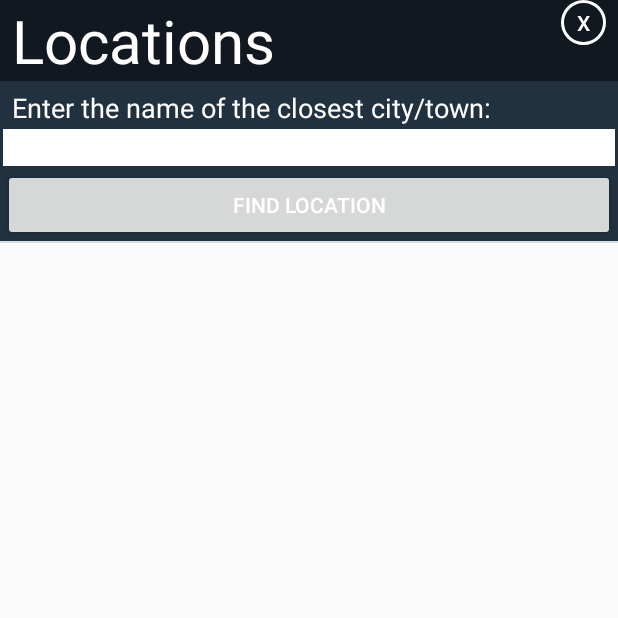
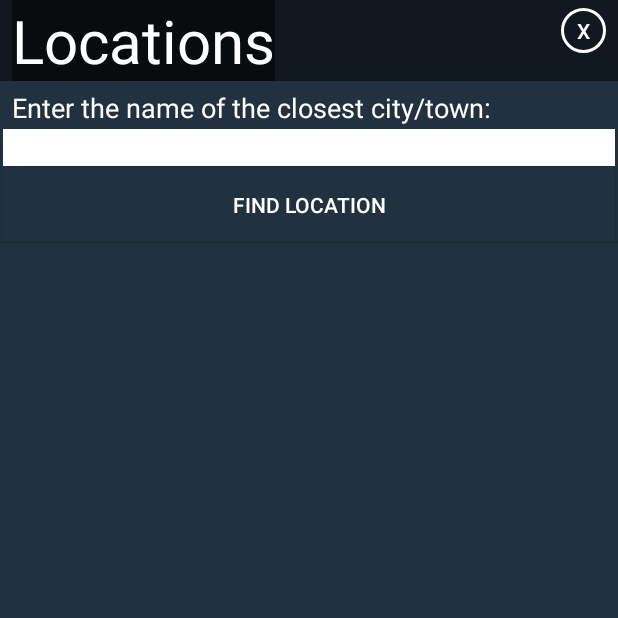
Before and after one commit to Toonwire/WeatherApp, an Android app: the AddLocationActivity screen opened directly, with no data from a screen before it, on a phone screen of 412 x 824 dp, the top half of it. Run offline under Robolectric (Android 15) with nearby library versions, the phone set to English and light mode, and no system bars.

Commit message:
Polishing  - Background colors and local times (ish)  - Added the proper application icon (yellow sun)

```diff
--- a/app/src/main/java/project/weatherapp/MainActivity.java
+++ b/app/src/main/java/project/weatherapp/MainActivity.java
@@ -127,14 +127,14 @@ public class MainActivity extends FragmentActivity {
 
                 // LOAD SAVED LOCATIONS, USING TODAY WEATHER URL
                 if (getResources().getConfiguration().orientation == Configuration.ORIENTATION_PORTRAIT) {
-                    mPagerAdapter.addFragment(new WeatherLocation("http://api.openweathermap.org/data/2.5/weather?lat=" + mLatitude.get(i) + "&lon=" + mLongitude.get(i) + "&units=" + settingsUnitSystem + "&mode=json", settingsRain, settingsHumidity, settingsPressure, settingsWind, settingsSunriseSet, settingsUnitSystem));
+                    mPagerAdapter.addFragment(new WeatherLocation("http://api.openweathermap.org/data/2.5/weather?lat=" + mLatitude.get(i) + "&lon=" + mLongitude.get(i) + "&units=" + settingsUnitSystem.toString() + "&mode=json", settingsRain, settingsHumidity, settingsPressure, settingsWind, settingsSunriseSet, settingsUnitSystem));
                     Log.d("Tess", "Portrait");
                 }
 
                 // LOAD SAVED LOCATIONS, USING FORECAST WEATHER URL
                 else if (getResources().getConfiguration().orientation == Configuration.ORIENTATION_LANDSCAPE) {
                     Log.d("Tess", "Landscape start");
-                    mPagerAdapter.addFragment(new WeatherLocation("http://api.openweathermap.org/data/2.5/forecast/daily?lat=" + mLatitude.get(i) + "&lon=" + mLongitude.get(i) + "&cnt=5" + "units=" + settingsUnitSystem + "&mode=json", settingsUnitSystem));
+                    mPagerAdapter.addFragment(new WeatherLocation("http://api.openweathermap.org/data/2.5/forecast/daily?lat=" + mLatitude.get(i) + "&lon=" + mLongitude.get(i) + "&cnt=5" + "&units=" + settingsUnitSystem.toString() + "&mode=json", settingsUnitSystem));
                     Log.d("Tess", "Landscape");
                 }
             }
@@ -142,6 +142,8 @@ public class MainActivity extends FragmentActivity {
 
         pager = (ViewPager) findViewById(R.id.viewpager);
         pager.setAdapter(mPagerAdapter);
+
+        mPagerAdapter.notifyDataSetChanged();
     }
 
     public void loadSettings() {
--- a/app/src/main/res/layout/add_location_header.xml
+++ b/app/src/main/res/layout/add_location_header.xml
@@ -19,6 +19,7 @@
             android:textSize="40sp"
             android:text="@string/locations_settings_manage"
             android:textColor="#FFFFFF"
+            android:background="#80000000"
             android:layout_alignParentLeft="true"
             android:layout_alignParentStart="true"
             android:layout_marginLeft="8dp"
@@ -35,6 +36,7 @@
             android:background="@drawable/round_button"
             android:layout_alignParentRight="true"
             android:layout_alignParentEnd="true"
+            android:layout_marginTop="5dp"
             android:layout_marginRight="8dp"
             android:layout_marginEnd="8dp"/>
 
@@ -80,6 +82,7 @@
             android:id="@+id/show_locations_in_add_location"
             android:text="@string/add_location_show_location"
             android:layout_alignParentBottom="true"
+            android:background="#22313f"
             android:textColor="#FFFFFF"
             android:layout_below="@+id/city_name_input" />
 
--- a/app/src/main/res/layout/footerview_addlocation_button.xml
+++ b/app/src/main/res/layout/footerview_addlocation_button.xml
@@ -1,4 +1,5 @@
 <?xml version="1.0" encoding="utf-8"?>
+
 
     <Button
         xmlns:android="http://schemas.android.com/apk/res/android"
@@ -6,6 +7,7 @@
         android:layout_width="fill_parent"
         android:layout_height="wrap_content"
         android:id="@+id/add_location"
+        android:background="#22313f"
         android:text="@string/add_location"
         android:layout_alignParentTop="true"
         android:textColor="#FFFFFF">
--- a/app/src/main/res/layout/headerview_location.xml
+++ b/app/src/main/res/layout/headerview_location.xml
@@ -2,7 +2,6 @@
 <RelativeLayout xmlns:android="http://schemas.android.com/apk/res/android"
     android:layout_width="match_parent"
     android:layout_height="match_parent"
-
     android:background="#22313f"
     android:orientation="vertical">
 
@@ -16,6 +15,7 @@
             android:layout_width="wrap_content"
             android:layout_height="wrap_content"
             android:textSize="40sp"
+            android:background="#80000000"
             android:text="@string/locations_settings_manage"
             android:textColor="#FFFFFF"
             android:layout_alignParentLeft="true"
@@ -24,7 +24,6 @@
             android:layout_marginStart="8dp"/>
 
         <!-- Button til at komme ud af settings og ind i main igen -->
-
         <Button
             android:id="@+id/locations_close_button"
             android:layout_width="30dp"
@@ -34,6 +33,7 @@
             android:background="@drawable/round_button"
             android:layout_alignParentRight="true"
             android:layout_alignParentEnd="true"
+            android:layout_marginTop="5dp"
             android:layout_marginRight="8dp"
             android:layout_marginEnd="8dp"/>
 
--- a/app/src/main/res/values/styles.xml
+++ b/app/src/main/res/values/styles.xml
@@ -5,4 +5,9 @@
         <!-- Customize your theme here. -->
     </style>
 
+    <style name="SettingsTheme" parent="Theme.AppCompat.Light.DarkActionBar">
+        <!-- Customize your theme here. -->
+        <item name="android:background">#22313f</item>
+    </style>
+
 </resources>
```
Also changed, not shown: app/src/main/AndroidManifest.xml (+8 -4 lines), app/src/main/java/project/weatherapp/WeatherLocation.java (+18 -3 lines), app/src/main/res/layout-port/activity_main.xml (+13 -0 lines), app/src/main/res/drawable/app_icon.png (added), app/src/main/res/drawable/red_cross.png (added), app/src/main/res/drawable/wind_direction.png, app/src/main/res/mipmap-hdpi/ic_launcher.png, app/src/main/res/mipmap-mdpi/ic_launcher.png, app/src/main/res/mipmap-xhdpi/ic_launcher.png, app/src/main/res/mipmap-xxhdpi/ic_launcher.png, app/src/main/res/mipmap-xxxhdpi/ic_launcher.png.
